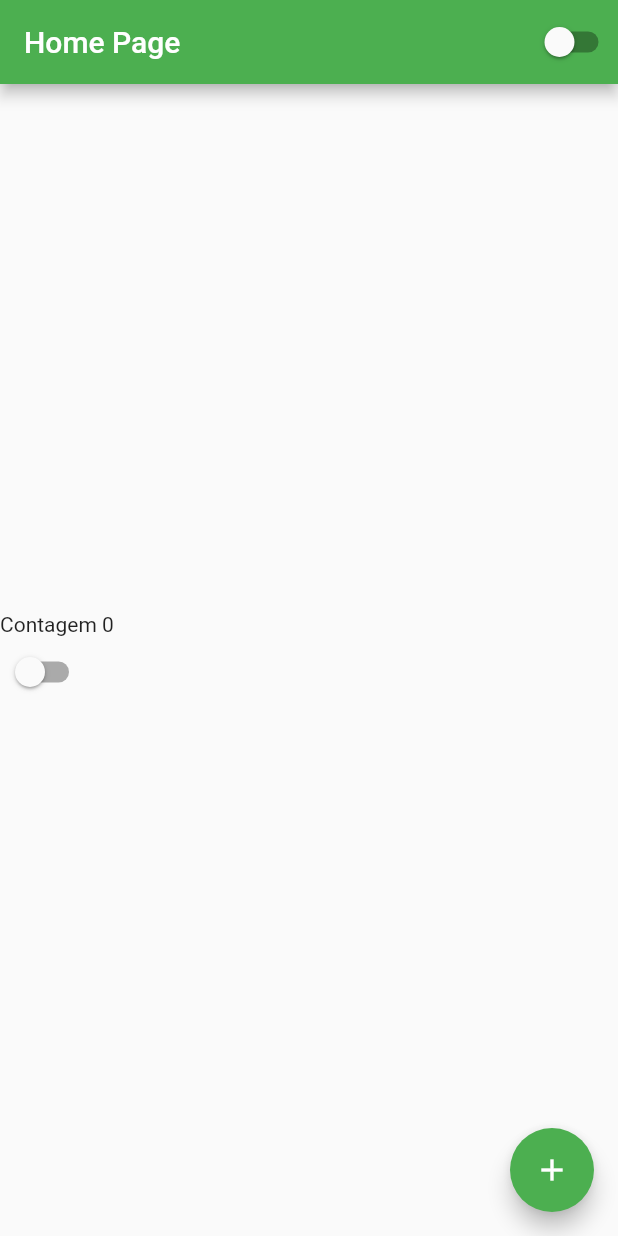
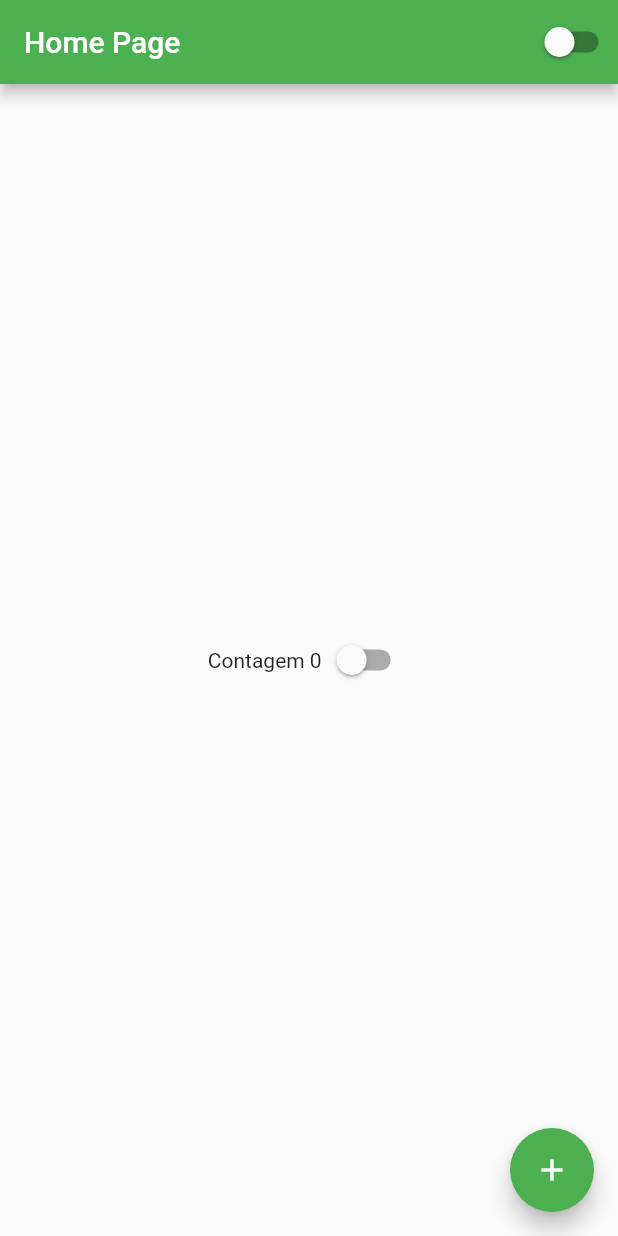
Before and after one commit to AndreLucyo2/estudo_flutter_ui_01, a Flutter app: the screen it shows after launch, on a phone screen of 412 x 824 dp. Run offline on Flutter 3.47's test engine with Material 2 defaults, Android fonts, the phone set to English and light mode, and no system bars.

Commit message:
Video #15 Rows - alinhamento horizontal

```diff
--- a/lib/home_page.dart
+++ b/lib/home_page.dart
@@ -32,12 +32,10 @@ class HomePageState extends State<HomePage> {
         width: double.infinity,
         //pega toda a altura da tela
         height: double.infinity,
-        //fali a linhamentos da Coluna:
-        child: Column(
+        //linhamentos da linhas:
+        child: Row(
           //Alinhamento do eixo principal Vertical
           mainAxisAlignment: MainAxisAlignment.center,
-          //Alinhamento dos filhos, cada um dos filhos
-          crossAxisAlignment: CrossAxisAlignment.start,
           children: [
             Text('Contagem $contador'),
             CustomSwtch(),
```
